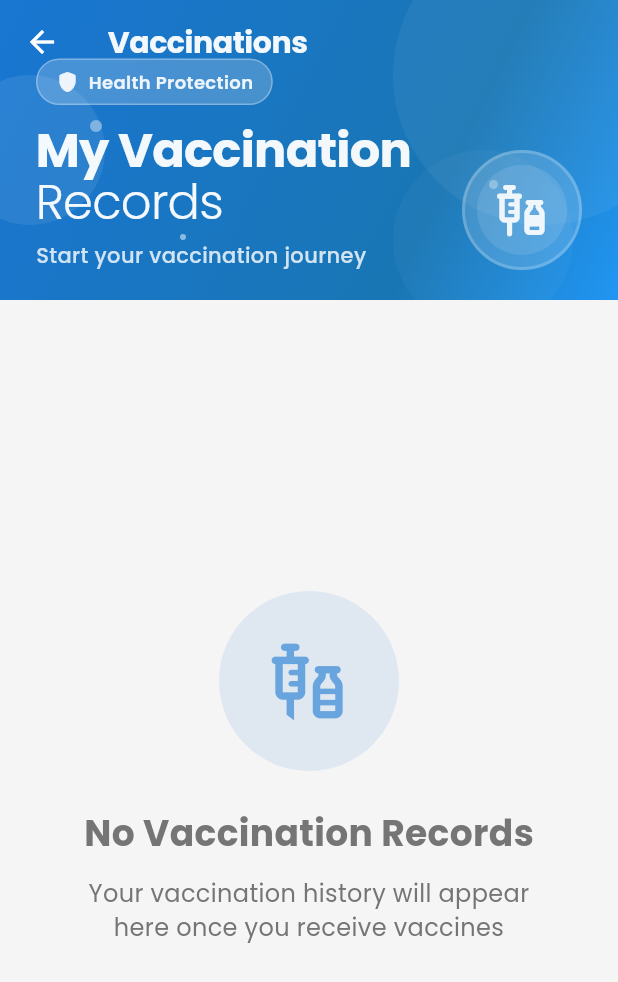
After one commit to ba3b/Virtual-Clinic-System, a Flutter app: the VaccinationRecordsScreen screen opened directly, on a phone screen of 412 x 824 dp. The commit adds this screen. Shown: the top 982 px of the screen. Run offline on Flutter 3.47's test engine with Material 3 defaults, Android fonts, the phone set to English and light mode, and no system bars; our stand-ins replace cloud_firestore, firebase_auth, firebase_core; accounts and stored records are empty.

Commit message:
Vaccination Module

```diff
--- a/lib/components/custom_bottom_nav.dart
+++ b/lib/components/custom_bottom_nav.dart
@@ -45,11 +45,11 @@ class CustomBottomNav extends StatelessWidget {
           unselectedItemColor: AppTheme.textSecondaryColor,
           selectedLabelStyle: const TextStyle(
             fontWeight: FontWeight.w600,
-            fontSize: 12,
+            fontSize: 10,
           ),
           unselectedLabelStyle: const TextStyle(
             fontWeight: FontWeight.w500,
-            fontSize: 12,
+            fontSize: 10,
           ),
           elevation: 0,
           items: items,
--- a/lib/screens/patient/patient_home_screen.dart
+++ b/lib/screens/patient/patient_home_screen.dart
@@ -5,6 +5,7 @@ import 'package:virtual_clinic_system/api/firestore_service.dart';
 import 'package:virtual_clinic_system/models/appointment_model.dart';
 import 'package:virtual_clinic_system/models/user_model.dart';
 import 'package:virtual_clinic_system/screens/patient/prescription_screen.dart';
+import 'package:virtual_clinic_system/screens/patient/vaccination_records_screen.dart';
 import '../../components/appointment_card.dart';
 import '../../components/custom_bottom_nav.dart';
 import '../../components/notification_badge.dart';
@@ -40,9 +41,11 @@ class _PatientHomeScreenState extends State<PatientHomeScreen> {
       case 1:
         return const AppointmentsScreen();
       case 2:
+        return const PrescriptionsScreen();
+      case 3:
+        return const VaccinationRecordsScreen();
+      case 4:
         return const ProfileScreen();
-      case 3:
-        return const PrescriptionsScreen();
       default:
         return _buildHomeScreen();
     }
@@ -320,7 +323,7 @@ class _PatientHomeScreenState extends State<PatientHomeScreen> {
                 iconColor: Colors.orange,
                 onTap: () {
                   setState(() {
-                    _currentIndex = 3; // Switch to prescriptions tab
+                    _currentIndex = 2; // Switch to prescriptions tab
                   });
                 },
               ),
@@ -664,14 +667,19 @@ class _PatientHomeScreenState extends State<PatientHomeScreen> {
             label: 'Appointments',
           ),
           BottomNavigationBarItem(
+            icon: Icon(Icons.list_outlined),
+            activeIcon: Icon(Icons.list),
+            label: 'Prescriptions',
+          ),
+          BottomNavigationBarItem(
+            icon: Icon(Icons.vaccines_outlined),
+            activeIcon: Icon(Icons.vaccines_rounded),
+            label: 'Vaccinations',
+          ),
+          BottomNavigationBarItem(
             icon: Icon(Icons.person_outline_rounded),
             activeIcon: Icon(Icons.person_rounded),
             label: 'Profile',
-          ),
-          BottomNavigationBarItem(
-            icon: Icon(Icons.list_outlined),
-            activeIcon: Icon(Icons.list),
-            label: 'Prescriptions',
           ),
         ],
       ),
--- /dev/null
+++ b/lib/screens/patient/vaccination_records_screen.dart
@@ -0,0 +1,590 @@
+import 'package:flutter/material.dart';
+import 'package:intl/intl.dart';
+import 'package:provider/provider.dart';
+import 'package:virtual_clinic_system/api/firestore_service.dart';
+import 'package:virtual_clinic_system/models/user_model.dart';
+import 'package:virtual_clinic_system/theme/theme.dart';
+
+class VaccinationRecordsScreen extends StatelessWidget {
+  const VaccinationRecordsScreen({Key? key}) : super(key: key);
+
+  @override
+  Widget build(BuildContext context) {
+    final user = Provider.of<UserId?>(context);
+
+    if (user == null) {
+      return const Center(child: Text('User not logged in'));
+    }
+
+    return Scaffold(
+      backgroundColor: AppTheme.backgroundColor,
+      body: CustomScrollView(
+        slivers: [
+          SliverAppBar(
+            expandedHeight: 200,
+            floating: false,
+            pinned: true,
+            backgroundColor: AppTheme.primaryColor,
+            foregroundColor: Colors.white,
+            elevation: 0,
+            flexibleSpace: FlexibleSpaceBar(
+              background: Container(
+                decoration: BoxDecoration(
+                  gradient: LinearGradient(
+                    begin: Alignment.topLeft,
+                    end: Alignment.bottomRight,
+                    colors: [
+                      AppTheme.primaryColor,
+                      AppTheme.primaryColor.withBlue(180),
+                      AppTheme.secondaryColor,
+                    ],
+                    stops: const [0.0, 0.7, 1.0],
+                  ),
+                ),
+                child: Stack(
+                  children: [
+                    // Background decorative elements
+                    Positioned(
+                      right: -50,
+                      top: -50,
+                      child: Container(
+                        width: 200,
+                        height: 200,
+                        decoration: BoxDecoration(
+                          shape: BoxShape.circle,
+                          color: Colors.white.withOpacity(0.05),
+                        ),
+                      ),
+                    ),
+                    Positioned(
+                      left: -30,
+                      top: 50,
+                      child: Container(
+                        width: 100,
+                        height: 100,
+                        decoration: BoxDecoration(
+                          shape: BoxShape.circle,
+                          color: Colors.white.withOpacity(0.08),
+                        ),
+                      ),
+                    ),
+                    Positioned(
+                      right: 30,
+                      bottom: -20,
+                      child: Container(
+                        width: 120,
+                        height: 120,
+                        decoration: BoxDecoration(
+                          shape: BoxShape.circle,
+                          color: Colors.white.withOpacity(0.03),
+                        ),
+                      ),
+                    ),
+                    // Floating virus particles
+                    Positioned(
+                      left: 60,
+                      top: 80,
+                      child: Container(
+                        width: 8,
+                        height: 8,
+                        decoration: BoxDecoration(
+                          shape: BoxShape.circle,
+                          color: Colors.white.withOpacity(0.4),
+                        ),
+                      ),
+                    ),
+                    Positioned(
+                      right: 80,
+                      top: 120,
+                      child: Container(
+                        width: 6,
+                        height: 6,
+                        decoration: BoxDecoration(
+                          shape: BoxShape.circle,
+                          color: Colors.white.withOpacity(0.3),
+                        ),
+                      ),
+                    ),
+                    Positioned(
+                      left: 120,
+                      bottom: 40,
+                      child: Container(
+                        width: 4,
+                        height: 4,
+                        decoration: BoxDecoration(
+                          shape: BoxShape.circle,
+                          color: Colors.white.withOpacity(0.5),
+                        ),
+                      ),
+                    ),
+                    // Main content - positioned to avoid conflicts
+                    Positioned(
+                      left: 24,
+                      right: 24,
+                      bottom: 20,
+                      child: Row(
+                        crossAxisAlignment: CrossAxisAlignment.end,
+                        children: [
+                          Expanded(
+                            child: Column(
+                              crossAxisAlignment: CrossAxisAlignment.start,
+                              mainAxisSize: MainAxisSize.min,
+                              children: [
+                                Container(
+                                  padding: const EdgeInsets.symmetric(
+                                    horizontal: 12,
+                                    vertical: 6,
+                                  ),
+                                  decoration: BoxDecoration(
+                                    color: Colors.white.withOpacity(0.2),
+                                    borderRadius: BorderRadius.circular(20),
+                                    border: Border.all(
+                                      color: Colors.white.withOpacity(0.3),
+                                      width: 1,
+                                    ),
+                                  ),
+                                  child: Row(
+                                    mainAxisSize: MainAxisSize.min,
+                                    children: [
+                                      Icon(
+                                        Icons.shield_rounded,
+                                        color: Colors.white.withOpacity(0.9),
+                                        size: 16,
+                                      ),
+                                      const SizedBox(width: 6),
+                                      Text(
+                                        'Health Protection',
+                                        style: TextStyle(
+                                          color: Colors.white.withOpacity(0.9),
+                                          fontSize: 12,
+                                          fontWeight: FontWeight.w600,
+                                        ),
+                                      ),
+                                    ],
+                                  ),
+                                ),
+                                const SizedBox(height: 12),
+                                Text(
+                                  'My Vaccination',
+                                  style: TextStyle(
+                                    color: Colors.white.withOpacity(0.95),
+                                    fontSize: 32,
+                                    fontWeight: FontWeight.w800,
+                                    letterSpacing: -0.5,
+                                    height: 1.1,
+                                  ),
+                                ),
+                                Text(
+                                  'Records',
+                                  style: TextStyle(
+                                    color: Colors.white.withOpacity(0.95),
+                                    fontSize: 32,
+                                    fontWeight: FontWeight.w300,
+                                    letterSpacing: -0.5,
+                                    height: 1.1,
+                                  ),
+                                ),
+                                const SizedBox(height: 8),
+                                StreamBuilder<List<Map<String, dynamic>>>(
+                                  stream: DatabaseService(uid: user.uid)
+                                      .getPatientVaccinationRecords(user.uid),
+                                  builder: (context, snapshot) {
+                                    final count = snapshot.data?.length ?? 0;
+                                    return Text(
+                                      count == 0
+                                          ? 'Start your vaccination journey'
+                                          : count == 1
+                                              ? '1 vaccination completed'
+                                              : '$count vaccinations completed',
+                                      style: TextStyle(
+                                        color: Colors.white.withOpacity(0.8),
+                                        fontSize: 14,
+                                        fontWeight: FontWeight.w500,
+                                      ),
+                                    );
+                                  },
+                                ),
+                              ],
+                            ),
+                          ),
+                          // Large decorative icon
+                          Container(
+                            width: 80,
+                            height: 80,
+                            decoration: BoxDecoration(
+                              color: Colors.white.withOpacity(0.15),
+                              shape: BoxShape.circle,
+                              border: Border.all(
+                                color: Colors.white.withOpacity(0.2),
+                                width: 2,
+                              ),
+                            ),
+                            child: Stack(
+                              alignment: Alignment.center,
+                              children: [
+                                Container(
+                                  width: 60,
+                                  height: 60,
+                                  decoration: BoxDecoration(
+                                    color: Colors.white.withOpacity(0.1),
+                                    shape: BoxShape.circle,
+                                  ),
+                                ),
+                                Icon(
+                                  Icons.vaccines_rounded,
+                                  color: Colors.white.withOpacity(0.9),
+                                  size: 40,
+                                ),
+                              ],
+                            ),
+                          ),
+                        ],
+                      ),
+                    ),
+                  ],
+                ),
+              ),
+              // Remove the conflicting title and use a cleaner approach
+              title: null,
+              titlePadding: EdgeInsets.zero,
+            ),
+            // Add a simple title for the collapsed state
+            title: Text(
+              'Vaccinations',
+              style: TextStyle(
+                color: Colors.white.withOpacity(0.95),
+                fontSize: 20,
+                fontWeight: FontWeight.w700,
+                letterSpacing: -0.3,
+              ),
+            ),
+            centerTitle: false,
+          ),
+          StreamBuilder<List<Map<String, dynamic>>>(
+            stream: DatabaseService(uid: user.uid)
+                .getPatientVaccinationRecords(user.uid),
+            builder: (context, snapshot) {
+              if (snapshot.connectionState == ConnectionState.waiting) {
+                return const SliverFillRemaining(
+                  child: Center(child: CircularProgressIndicator()),
+                );
+              }
+
+              if (snapshot.hasError) {
+                return SliverFillRemaining(
+                  child: Center(
+                    child: Column(
+                      mainAxisAlignment: MainAxisAlignment.center,
+                      children: [
+                        const Icon(
+                          Icons.error_outline,
+                          size: 64,
+                          color: AppTheme.errorColor,
+                        ),
+                        const SizedBox(height: 16),
+                        Text(
+                          'Error loading vaccination records',
+                          style: AppTheme.bodyStyle.copyWith(
+                            color: AppTheme.textSecondaryColor,
+                          ),
+                        ),
+                      ],
+                    ),
+                  ),
+                );
+              }
+
+              final vaccinations = snapshot.data ?? [];
+
+              if (vaccinations.isEmpty) {
+                return SliverFillRemaining(
+                  child: Center(
+                    child: Padding(
+                      padding: const EdgeInsets.all(40.0),
+                      child: Column(
+                        mainAxisAlignment: MainAxisAlignment.center,
+                        children: [
+                          Container(
+                            width: 120,
+                            height: 120,
+                            decoration: BoxDecoration(
+                              color: AppTheme.primaryColor.withOpacity(0.1),
+                              shape: BoxShape.circle,
+                            ),
+                            child: Icon(
+                              Icons.vaccines_outlined,
+                              size: 60,
+                              color: AppTheme.primaryColor.withOpacity(0.6),
+                            ),
+                          ),
+                          const SizedBox(height: 24),
+                          Text(
+                            'No Vaccination Records',
+                            style: AppTheme.headingStyle.copyWith(
+                              color: AppTheme.textSecondaryColor,
+                              fontSize: 24,
+                            ),
+                          ),
+                          const SizedBox(height: 12),
+                          Text(
+                            'Your vaccination history will appear here once you receive vaccines',
+                            style: AppTheme.bodyStyle.copyWith(
+                              color: AppTheme.textSecondaryColor,
+                            ),
+                            textAlign: TextAlign.center,
+                          ),
+                        ],
+                      ),
+                    ),
+                  ),
+                );
+              }
+
+              return SliverPadding(
+                padding: const EdgeInsets.all(16),
+                sliver: SliverList(
+                  delegate: SliverChildBuilderDelegate(
+                    (context, index) {
+                      final vaccination = vaccinations[index];
+                      return Padding(
+                        padding: const EdgeInsets.only(bottom: 16.0),
+                        child: _buildVaccinationCard(vaccination, index),
+                      );
+                    },
+                    childCount: vaccinations.length,
+                  ),
+                ),
+              );
+            },
+          ),
+        ],
+      ),
+    );
+  }
+
+  Widget _buildVaccinationCard(Map<String, dynamic> vaccination, int index) {
+    final String vaccineType = vaccination['vaccineType'] ?? 'Unknown Vaccine';
+    final DateTime? createdAt = vaccination['createdAt'];
+
+    // Color palette for different vaccines
+    final List<LinearGradient> gradients = [
+      LinearGradient(
+        colors: [Colors.blue.shade400, Colors.blue.shade600],
+        begin: Alignment.topLeft,
+        end: Alignment.bottomRight,
+      ),
+      LinearGradient(
+        colors: [Colors.purple.shade400, Colors.purple.shade600],
+        begin: Alignment.topLeft,
+        end: Alignment.bottomRight,
+      ),
+      LinearGradient(
+        colors: [Colors.teal.shade400, Colors.teal.shade600],
+        begin: Alignment.topLeft,
+        end: Alignment.bottomRight,
+      ),
+      LinearGradient(
+        colors: [Colors.indigo.shade400, Colors.indigo.shade600],
+        begin: Alignment.topLeft,
+        end: Alignment.bottomRight,
+      ),
+      LinearGradient(
+        colors: [Colors.green.shade400, Colors.green.shade600],
+        begin: Alignment.topLeft,
+        end: Alignment.bottomRight,
+      ),
+    ];
+
+    final gradient = gradients[index % gradients.length];
+
+    // Vaccine emoji mapping
+    final Map<String, String> vaccineEmojis = {
+      'COVID-19': '🦠',
+      'Influenza': '❄️',
+      'Hepatitis A': '🧬',
+      'Hepatitis B': '🧬',
+      'Tetanus': '⚡',
+      'Measles': '🔴',
+      'Mumps': '😷',
+      'Rubella': '🌸',
+      'Polio': '🦴',
+      'Varicella': '💧',
+      'HPV': '🛡️',
+      'Meningococcal': '🧠',
+      'Pneumococcal': '🫁',
+      'Rotavirus': '🌀',
+      'Shingles': '⚡',
+      'Rabies': '🐕',
+      'Travel Vaccines': '✈️',
+    };
+
+    String emoji = '💉';
+    for (String key in vaccineEmojis.keys) {
+      if (vaccineType.contains(key)) {
+        emoji = vaccineEmojis[key]!;
+        break;
+      }
+    }
+
+    return Container(
+      margin: const EdgeInsets.symmetric(horizontal: 8),
+      decoration: BoxDecoration(
+        borderRadius: BorderRadius.circular(20),
+        gradient: gradient,
+        boxShadow: [
+          BoxShadow(
+            color: gradient.colors.first.withOpacity(0.3),
+            blurRadius: 12,
+            offset: const Offset(0, 6),
+          ),
+        ],
+      ),
+      child: Stack(
+        children: [
+          // Background pattern
+          Positioned(
+            right: -20,
+            top: -20,
+            child: Container(
+              width: 100,
+              height: 100,
+              decoration: BoxDecoration(
+                shape: BoxShape.circle,
+                color: Colors.white.withOpacity(0.1),
+              ),
+            ),
+          ),
+          Positioned(
+            left: -30,
+            bottom: -30,
+            child: Container(
+              width: 80,
+              height: 80,
+              decoration: BoxDecoration(
+                shape: BoxShape.circle,
+                color: Colors.white.withOpacity(0.05),
+              ),
+            ),
+          ),
+          Padding(
+            padding: const EdgeInsets.all(20),
+            child: Row(
+              children: [
+                // Vaccine emoji in a circle
+                Container(
+                  width: 60,
+                  height: 60,
+                  decoration: BoxDecoration(
+                    color: Colors.white.withOpacity(0.2),
+                    shape: BoxShape.circle,
+                    border: Border.all(
+                      color: Colors.white.withOpacity(0.3),
+                      width: 2,
+                    ),
+                  ),
+                  child: Center(
+                    child: Text(
+                      emoji,
+                      style: const TextStyle(fontSize: 28),
+                    ),
+                  ),
+                ),
+                const SizedBox(width: 20),
+                Expanded(
+                  child: Column(
+                    crossAxisAlignment: CrossAxisAlignment.start,
+                    children: [
+                      Text(
+                        vaccineType,
+                        style: const TextStyle(
+                          color: Colors.white,
+                          fontSize: 18,
+                          fontWeight: FontWeight.bold,
+                        ),
+                      ),
+                      const SizedBox(height: 8),
+                      Row(
+                        children: [
+                          Icon(
+                            Icons.schedule,
+                            color: Colors.white.withOpacity(0.8),
+                            size: 16,
+                          ),
+                          const SizedBox(width: 6),
+                          Text(
+                            createdAt != null
+                                ? DateFormat('MMM dd, yyyy').format(createdAt)
+                                : 'Date not available',
+                            style: TextStyle(
+                              color: Colors.white.withOpacity(0.9),
+                              fontSize: 14,
+                              fontWeight: FontWeight.w500,
+                            ),
+                          ),
+                        ],
+                      ),
+                      const SizedBox(height: 4),
+                      Row(
+                        children: [
+                          Icon(
+                            Icons.access_time,
+                            color: Colors.white.withOpacity(0.8),
+                            size: 16,
+                          ),
+                          const SizedBox(width: 6),
+                          Text(
+                            createdAt != null
+                                ? DateFormat('hh:mm a').format(createdAt)
+                                : 'Time not available',
+                            style: TextStyle(
+                              color: Colors.white.withOpacity(0.9),
+                              fontSize: 14,
+                              fontWeight: FontWeight.w500,
+                            ),
+                          ),
+                        ],
+                      ),
+                    ],
+                  ),
+                ),
+                Container(
+                  padding: const EdgeInsets.symmetric(
+                    horizontal: 12,
+                    vertical: 6,
+                  ),
+                  decoration: BoxDecoration(
+                    color: Colors.white.withOpacity(0.2),
+                    borderRadius: BorderRadius.circular(20),
+                    border: Border.all(
+                      color: Colors.white.withOpacity(0.3),
+                      width: 1,
+                    ),
+                  ),
+                  child: Row(
+                    mainAxisSize: MainAxisSize.min,
+                    children: [
+                      Icon(
+                        Icons.verified,
+                        color: Colors.white.withOpacity(0.9),
+                        size: 16,
+                      ),
+                      const SizedBox(width: 4),
+                      Text(
+                        'Completed',
+                        style: TextStyle(
+                          color: Colors.white.withOpacity(0.9),
+                          fontSize: 12,
+                          fontWeight: FontWeight.w600,
+                        ),
+                      ),
+                    ],
+                  ),
+                ),
+              ],
+            ),
+          ),
+        ],
+      ),
+    );
+  }
+}
```
Also changed, not shown: lib/api/firestore_service.dart (+49 -1 lines), lib/screens/staff/vaccination_screen.dart (+11 -2 lines).
